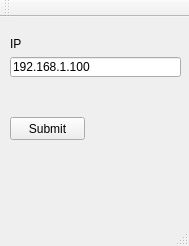
This is MiLightBulbController/mainwindow.ui in Pvg08/MilightC as Qt 5 draws it before an edit. The edited form follows.
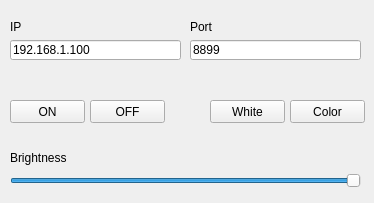
This is the edited form.

Patch:
```diff
--- a/MiLightBulbController/mainwindow.ui
+++ b/MiLightBulbController/mainwindow.ui
@@ -6,8 +6,8 @@
    <rect>
     <x>0</x>
     <y>0</y>
-    <width>189</width>
-    <height>246</height>
+    <width>374</width>
+    <height>203</height>
    </rect>
   </property>
   <property name="windowTitle">
@@ -50,29 +50,110 @@
      </rect>
     </property>
     <property name="text">
-     <string>Submit</string>
+     <string>ON</string>
     </property>
    </widget>
+   <widget class="QLabel" name="label_2">
+    <property name="geometry">
+     <rect>
+      <x>190</x>
+      <y>20</y>
+      <width>47</width>
+      <height>13</height>
+     </rect>
+    </property>
+    <property name="text">
+     <string>Port</string>
+    </property>
+   </widget>
+   <widget class="QLineEdit" name="lineEdit_port">
+    <property name="geometry">
+     <rect>
+      <x>190</x>
+      <y>40</y>
+      <width>171</width>
+      <height>20</height>
+     </rect>
+    </property>
+    <property name="text">
+     <string>8899</string>
+    </property>
+   </widget>
+   <widget class="QPushButton" name="pushButton_off">
+    <property name="geometry">
+     <rect>
+      <x>90</x>
+      <y>100</y>
+      <width>75</width>
+      <height>23</height>
+     </rect>
+    </property>
+    <property name="text">
+     <string>OFF</string>
+    </property>
+   </widget>
+   <widget class="QPushButton" name="pushButton_white">
+    <property name="geometry">
+     <rect>
+      <x>210</x>
+      <y>100</y>
+      <width>75</width>
+      <height>23</height>
+     </rect>
+    </property>
+    <property name="text">
+     <string>White</string>
+    </property>
+   </widget>
+   <widget class="QSlider" name="horizontalSlider_brightness">
+    <property name="geometry">
+     <rect>
+      <x>10</x>
+      <y>170</y>
+      <width>351</width>
+      <height>22</height>
+     </rect>
+    </property>
+    <property name="minimum">
+     <number>1</number>
+    </property>
+    <property name="maximum">
+     <number>100</number>
+    </property>
+    <property name="value">
+     <number>100</number>
+    </property>
+    <property name="orientation">
+     <enum>Qt::Horizontal</enum>
+    </property>
+   </widget>
+   <widget class="QLabel" name="label_3">
+    <property name="geometry">
+     <rect>
+      <x>10</x>
+      <y>150</y>
+      <width>61</width>
+      <height>16</height>
+     </rect>
+    </property>
+    <property name="text">
+     <string>Brightness</string>
+    </property>
+   </widget>
+   <widget class="QPushButton" name="pushButton_color">
+    <property name="geometry">
+     <rect>
+      <x>290</x>
+      <y>100</y>
+      <width>75</width>
+      <height>23</height>
+     </rect>
+    </property>
+    <property name="text">
+     <string>Color</string>
+    </property>
+   </widget>
   </widget>
-  <widget class="QMenuBar" name="menuBar">
-   <property name="geometry">
-    <rect>
-     <x>0</x>
-     <y>0</y>
-     <width>189</width>
-     <height>21</height>
-    </rect>
-   </property>
-  </widget>
-  <widget class="QToolBar" name="mainToolBar">
-   <attribute name="toolBarArea">
-    <enum>TopToolBarArea</enum>
-   </attribute>
-   <attribute name="toolBarBreak">
-    <bool>false</bool>
-   </attribute>
-  </widget>
-  <widget class="QStatusBar" name="statusBar"/>
  </widget>
  <layoutdefault spacing="6" margin="11"/>
  <resources/>
```
Left out of the diff: 9 changed lines with no effect on the pictures.
